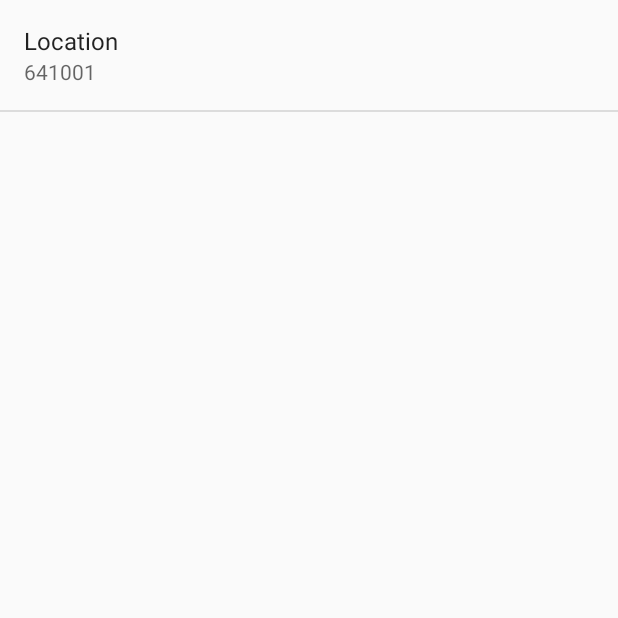
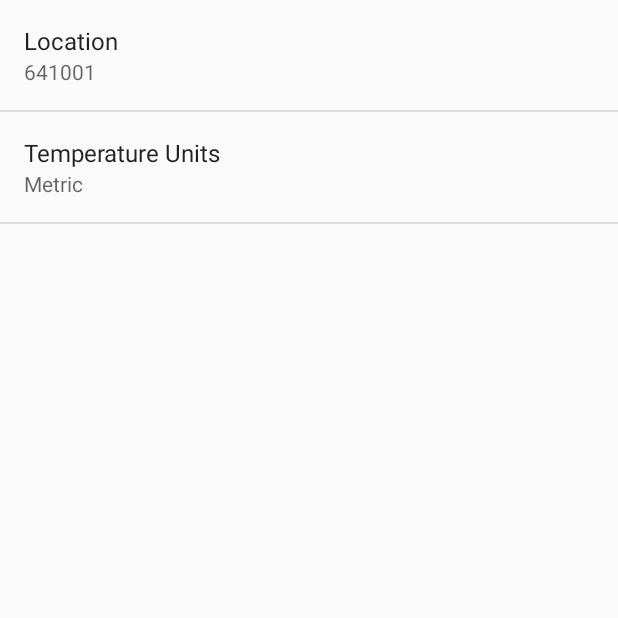
Before and after one commit to sundarsid/MyApp, an Android app: the screen it shows after launch (SettingsActivity), in the options menu, after a tap on "Settings", on a phone screen of 412 x 824 dp, the top half of it. Run offline under Robolectric (Android 15) with nearby library versions, the phone set to English and light mode, and no system bars.

```diff
--- a/app/src/main/java/com/example/sundar/myapp/MainActivityFragment.java
+++ b/app/src/main/java/com/example/sundar/myapp/MainActivityFragment.java
@@ -31,8 +31,6 @@ import java.net.HttpURLConnection;
 import java.net.URL;
 import java.text.SimpleDateFormat;
 import java.util.ArrayList;
-import java.util.Arrays;
-import java.util.List;
 
 /**
  * A placeholder fragment containing a simple view.
@@ -63,16 +61,25 @@ public class MainActivityFragment extends Fragment {
         // Handle action bar item clicks here. The action bar will
         // automatically handle clicks on the Home/Up button, so long
         // as you specify a parent activity in AndroidManifest.xml.
+
+        int id = item.getItemId();
+        if (id == R.id.action_refresh) {
+           updateWeather();
+            return true;
+        }
+        return super.onOptionsItemSelected(item);
+    }
+    private void updateWeather(){
+        FetchWeatherTask weatherTask = new FetchWeatherTask();
         SharedPreferences prefs = PreferenceManager.getDefaultSharedPreferences(getActivity());
 
         String pin = (prefs.getString("location", "641001"));
-        int id = item.getItemId();
-        if (id == R.id.action_refresh) {
-            FetchWeatherTask weatherTask = new FetchWeatherTask();
-            weatherTask.execute(pin);
-            return true;
-        }
-        return super.onOptionsItemSelected(item);
+        weatherTask.execute(pin);
+    }
+    @Override
+    public void onStart(){
+        super.onStart();
+        updateWeather();
     }
 
 
@@ -81,13 +88,9 @@ public class MainActivityFragment extends Fragment {
                              Bundle savedInstanceState) {
         View rootView = inflater.inflate(R.layout.fragment_main, container, false);
 
-        String[] forecastArray = {"Today-clear-23", "Tomorrow-clear25", "3rd day-Overcast-21", "4th day-rainy-19",
-                "Today-clear-23", "Tomorrow-clear25", "3rd day-Overcast-21", "4th day-rainy-19",
-                "Today-clear-23", "Tomorrow-clear25", "3rd day-Overcast-21", "4th day-rainy-19"};
 
-        List<String> weekForecast = new ArrayList<String>(Arrays.asList(forecastArray));
 
-        mForecastAdapter = new ArrayAdapter<String>(getActivity(), R.layout.list_item_forecast, R.id.list_view_forecast_textView, weekForecast);
+        mForecastAdapter = new ArrayAdapter<String>(getActivity(), R.layout.list_item_forecast, R.id.list_view_forecast_textView, new ArrayList<String>());
 
         ListView listView = (ListView) rootView.findViewById(R.id.listview_forecast);
         listView.setAdapter(mForecastAdapter);
@@ -121,7 +124,15 @@ public class MainActivityFragment extends Fragment {
         /**
          * Prepare the weather high/lows for presentation.
          */
-        private String formatHighLows(double high, double low) {
+        private String formatHighLows(double high, double low, String unitType) {
+
+            if (unitType.equals(getString(R.string.pref_units_imperial))) {
+                high = (high * 1.8) + 32;
+                low = (low * 1.8) + 32;
+            } else if (!unitType.equals(getString(R.string.pref_units_metric))) {
+                Log.d("Hi", "Unit type not found: " + unitType);
+            }
+
             // For presentation, assume the user doesn't care about tenths of a degree.
             long roundedHigh = Math.round(high);
             long roundedLow = Math.round(low);
@@ -129,6 +140,7 @@ public class MainActivityFragment extends Fragment {
             String highLowStr = roundedHigh + "/" + roundedLow;
             return highLowStr;
         }
+
 
         /**
          * Take the String representing the complete forecast in JSON Format and
@@ -169,6 +181,11 @@ public class MainActivityFragment extends Fragment {
             dayTime = new Time();
 
             String[] resultStrs = new String[numDays];
+            SharedPreferences sharedPrefs =
+                    PreferenceManager.getDefaultSharedPreferences(getActivity());
+            String unitType = sharedPrefs.getString(
+                    getString(R.string.pref_units_key),
+                    getString(R.string.pref_units_metric));
             for (int i = 0; i < weatherArray.length(); i++) {
                 // For now, using the format "Day, description, hi/low"
                 String day;
@@ -196,7 +213,7 @@ public class MainActivityFragment extends Fragment {
                 double high = temperatureObject.getDouble(OWM_MAX);
                 double low = temperatureObject.getDouble(OWM_MIN);
 
-                highAndLow = formatHighLows(high, low);
+                highAndLow = formatHighLows(high, low, unitType);
                 resultStrs[i] = day + " - " + description + " - " + highAndLow;
             }
 
--- a/app/src/main/java/com/example/sundar/myapp/SettingsActivity.java
+++ b/app/src/main/java/com/example/sundar/myapp/SettingsActivity.java
@@ -27,6 +27,7 @@ public class SettingsActivity extends PreferenceActivity
         // For all preferences, attach an OnPreferenceChangeListener so the UI summary can be
         // updated when the preference changes.
         bindPreferenceSummaryToValue(findPreference(getString(R.string.pref_location_key)));
+        bindPreferenceSummaryToValue(findPreference(getString(R.string.pref_units_key)));
     }
 
     /**
--- a/app/src/main/res/menu/menu_main.xml
+++ b/app/src/main/res/menu/menu_main.xml
@@ -6,4 +6,7 @@
         android:title="@string/action_settings"
         android:orderInCategory="100"
         app:showAsAction="never" />
+    <item android:id="@+id/action_map"
+        android:title="@string/action_map"
+        app:showAsAction="never" />
 </menu>
--- /dev/null
+++ b/app/src/main/res/values/array.xml
@@ -0,0 +1,13 @@
+<?xml version="1.0" encoding="utf-8"?>
+<resources>
+
+    <string-array name="pref_units_options">
+        <item>@string/pref_units_label_metric</item>
+        <item>@string/pref_units_label_imperial</item>
+    </string-array>
+
+    <string-array name="pref_units_values">
+        <item>@string/pref_units_metric</item>
+        <item>@string/pref_units_imperial</item>
+    </string-array>
+</resources>
--- a/app/src/main/res/values/strings.xml
+++ b/app/src/main/res/values/strings.xml
@@ -9,6 +9,24 @@
     <string name="pref_location_label">Location</string>
     <string name="pref_location_key">location</string>
     <string name="pref_location_default">641001</string>
+    <string name="action_map">Map location</string>
+
+    <string name="pref_units_label">Temperature Units</string>
+
+    <!-- Label for metric option in temperature unit preference [CHAR LIMIT=25] -->
+    <string name="pref_units_label_metric">Metric</string>
+
+    <!-- Label for imperial option in temperature unit preference [CHAR LIMIT=25] -->
+    <string name="pref_units_label_imperial">Imperial</string>
+
+    <!-- Key name for temperature unit preference in SharedPreferences [CHAR LIMIT=NONE] -->
+    <string name="pref_units_key" translatable="false">units</string>
+
+    <!-- Value in SharedPreferences for metric temperature unit option [CHAR LIMIT=NONE] -->
+    <string name="pref_units_metric" translatable="false">metric</string>
+
+    <!-- Value in SharedPreferences for imperial temperature unit option [CHAR LIMIT=NONE] -->
+    <string name="pref_units_imperial" translatable="false">imperial</string>
 
 
 
--- a/app/src/main/res/xml/pref_general.xml
+++ b/app/src/main/res/xml/pref_general.xml
@@ -14,6 +14,17 @@
         android:singleLine="true"
         android:title="@string/pref_location_label" />
 
+    <ListPreference
+        android:title="@string/pref_units_label"
+        android:key="@string/pref_units_key"
+        android:defaultValue="@string/pref_units_metric"
+        android:entryValues="@array/pref_units_values"
+        android:entries="@array/pref_units_options" />
+
+    />
+
+
+
     <!-- NOTE: Hide buttons to simplify the UI. Users can touch outside the dialog to
          dismiss it. -->
     <!-- NOTE: ListPreference's summary should be set to its value by the activity code. -->
```
Also changed, not shown: app/src/main/java/com/example/sundar/myapp/MainActivity.java (+33 -0 lines).
